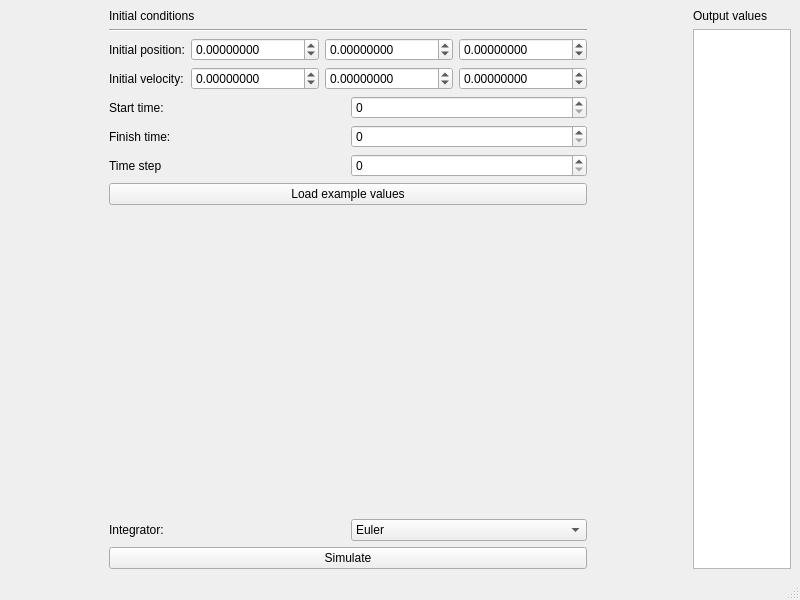
YassenEfremov/OrbSim, file src/gui/main_window.ui: the form before one commit.
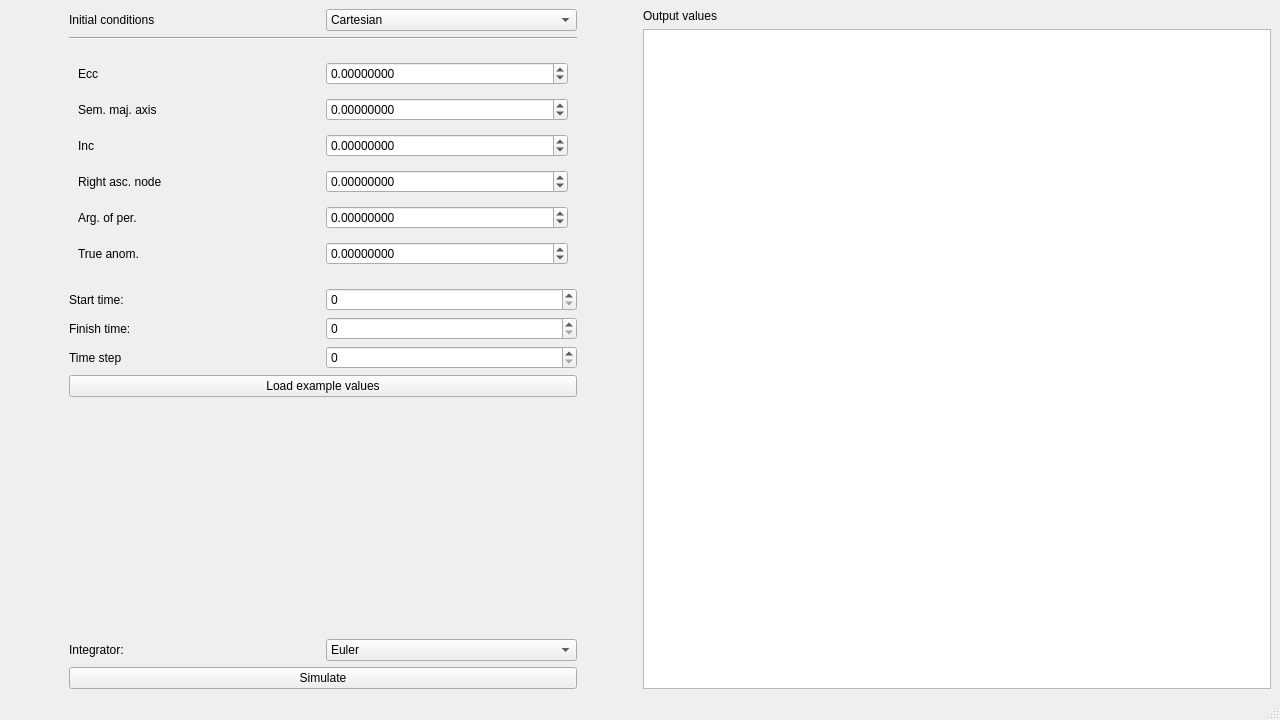
The form after the commit. The open tabs and pages were chosen to show the change.

Commit message: Add GUI for Keplerian elements

```diff
--- a/src/gui/main_window.ui
+++ b/src/gui/main_window.ui
@@ -6,8 +6,8 @@
    <rect>
     <x>0</x>
     <y>0</y>
-    <width>800</width>
-    <height>600</height>
+    <width>1280</width>
+    <height>720</height>
    </rect>
   </property>
   <property name="windowTitle">
@@ -16,19 +16,21 @@
   <widget class="QWidget" name="centralwidget">
    <layout class="QHBoxLayout" name="horizontalLayout_2">
     <item>
-     <layout class="QHBoxLayout" name="horizontalLayout">
+     <layout class="QHBoxLayout" name="horizontalLayout" stretch="1,1">
       <item>
        <layout class="QVBoxLayout" name="ConditionsLayout">
         <property name="leftMargin">
-         <number>100</number>
+         <number>60</number>
         </property>
         <property name="rightMargin">
-         <number>100</number>
+         <number>60</number>
         </property>
+        <item>
+         <layout class="QHBoxLayout" name="InitCondLabelLayout">
         <item>
          <widget class="QLabel" name="InitialConditionsLabel">
           <property name="sizePolicy">
-           <sizepolicy hsizetype="Preferred" vsizetype="Maximum">
+             <sizepolicy hsizetype="Preferred" vsizetype="Preferred">
             <horstretch>0</horstretch>
             <verstretch>0</verstretch>
            </sizepolicy>
@@ -39,6 +41,22 @@
          </widget>
         </item>
         <item>
+           <widget class="QComboBox" name="ChooseInitCond">
+            <item>
+             <property name="text">
+              <string>Cartesian</string>
+             </property>
+            </item>
+            <item>
+             <property name="text">
+              <string>Keplerian</string>
+             </property>
+            </item>
+           </widget>
+          </item>
+         </layout>
+        </item>
+        <item>
          <widget class="Line" name="line">
           <property name="orientation">
            <enum>Qt::Horizontal</enum>
@@ -46,6 +64,22 @@
          </widget>
         </item>
         <item>
+         <widget class="QStackedWidget" name="InitCondStack">
+          <property name="enabled">
+           <bool>true</bool>
+          </property>
+          <property name="currentIndex">
+           <number>0</number>
+          </property>
+          <widget class="QWidget" name="KeplerianPage">
+           <property name="sizePolicy">
+            <sizepolicy hsizetype="Preferred" vsizetype="Preferred">
+             <horstretch>0</horstretch>
+             <verstretch>0</verstretch>
+            </sizepolicy>
+           </property>
+           <layout class="QVBoxLayout" name="verticalLayout">
+            <item>
          <layout class="QHBoxLayout" name="PositionLayout">
           <item>
            <widget class="QLabel" name="PositionLabel">
@@ -151,6 +185,161 @@
           </item>
          </layout>
         </item>
+           </layout>
+          </widget>
+          <widget class="QWidget" name="CartesianPage">
+           <layout class="QVBoxLayout" name="verticalLayout_2">
+            <item>
+             <layout class="QHBoxLayout" name="EccLayout">
+              <item>
+               <widget class="QLabel" name="EccLabel">
+                <property name="text">
+                 <string>Ecc</string>
+                </property>
+                <property name="alignment">
+                 <set>Qt::AlignLeading|Qt::AlignLeft|Qt::AlignVCenter</set>
+                </property>
+               </widget>
+              </item>
+              <item>
+               <widget class="QDoubleSpinBox" name="EccSpinBox">
+                <property name="decimals">
+                 <number>8</number>
+                </property>
+                <property name="minimum">
+                 <double>-300000.000000000000000</double>
+                </property>
+                <property name="maximum">
+                 <double>300000.000000000000000</double>
+                </property>
+               </widget>
+              </item>
+             </layout>
+            </item>
+            <item>
+             <layout class="QHBoxLayout" name="SemMajAxLayout">
+              <item>
+               <widget class="QLabel" name="SemMajAxLabel">
+                <property name="text">
+                 <string>Sem. maj. axis</string>
+                </property>
+               </widget>
+              </item>
+              <item>
+               <widget class="QDoubleSpinBox" name="SemMajAxSpinBox">
+                <property name="decimals">
+                 <number>8</number>
+                </property>
+                <property name="minimum">
+                 <double>-300000.000000000000000</double>
+                </property>
+                <property name="maximum">
+                 <double>300000.000000000000000</double>
+                </property>
+               </widget>
+              </item>
+             </layout>
+            </item>
+            <item>
+             <layout class="QHBoxLayout" name="IncLayout">
+              <item>
+               <widget class="QLabel" name="IncLabel">
+                <property name="text">
+                 <string>Inc</string>
+                </property>
+               </widget>
+              </item>
+              <item>
+               <widget class="QDoubleSpinBox" name="IncSpinBox">
+                <property name="decimals">
+                 <number>8</number>
+                </property>
+                <property name="minimum">
+                 <double>-300000.000000000000000</double>
+                </property>
+                <property name="maximum">
+                 <double>300000.000000000000000</double>
+                </property>
+               </widget>
+              </item>
+             </layout>
+            </item>
+            <item>
+             <layout class="QHBoxLayout" name="RiAscNodeLayout">
+              <item>
+               <widget class="QLabel" name="RiAscNodeLabel">
+                <property name="text">
+                 <string>Right asc. node</string>
+                </property>
+               </widget>
+              </item>
+              <item>
+               <widget class="QDoubleSpinBox" name="RiAscNodeSpinBox">
+                <property name="decimals">
+                 <number>8</number>
+                </property>
+                <property name="minimum">
+                 <double>-300000.000000000000000</double>
+                </property>
+                <property name="maximum">
+                 <double>300000.000000000000000</double>
+                </property>
+               </widget>
+              </item>
+             </layout>
+            </item>
+            <item>
+             <layout class="QHBoxLayout" name="ArgOfPerLayout">
+              <item>
+               <widget class="QLabel" name="ArgOfPerLabel">
+                <property name="text">
+                 <string>Arg. of per.</string>
+                </property>
+               </widget>
+              </item>
+              <item>
+               <widget class="QDoubleSpinBox" name="ArgOfPerSpinBox">
+                <property name="decimals">
+                 <number>8</number>
+                </property>
+                <property name="minimum">
+                 <double>-300000.000000000000000</double>
+                </property>
+                <property name="maximum">
+                 <double>300000.000000000000000</double>
+                </property>
+               </widget>
+              </item>
+             </layout>
+            </item>
+            <item>
+             <layout class="QHBoxLayout" name="TrueAnomLayout">
+              <item>
+               <widget class="QLabel" name="TrueAnomLabel">
+                <property name="text">
+                 <string>True anom.</string>
+                </property>
+               </widget>
+              </item>
+              <item>
+               <widget class="QDoubleSpinBox" name="TrueAnomSpinBox">
+                <property name="decimals">
+                 <number>8</number>
+                </property>
+                <property name="minimum">
+                 <double>-300000.000000000000000</double>
+                </property>
+                <property name="maximum">
+                 <double>300000.000000000000000</double>
+                </property>
+               </widget>
+              </item>
+             </layout>
+            </item>
+           </layout>
+          </widget>
+         </widget>
+        </item>
         <item>
          <layout class="QHBoxLayout" name="StartTimeLayout">
           <item>
@@ -297,11 +486,17 @@
            <bool>true</bool>
           </property>
           <property name="sizePolicy">
-           <sizepolicy hsizetype="Preferred" vsizetype="Preferred">
+           <sizepolicy hsizetype="Minimum" vsizetype="Preferred">
             <horstretch>0</horstretch>
             <verstretch>0</verstretch>
            </sizepolicy>
           </property>
+          <property name="minimumSize">
+           <size>
+            <width>500</width>
+            <height>0</height>
+           </size>
+          </property>
           <property name="html">
            <string>&lt;!DOCTYPE HTML PUBLIC &quot;-//W3C//DTD HTML 4.0//EN&quot; &quot;http://www.w3.org/TR/REC-html40/strict.dtd&quot;&gt;
 &lt;html&gt;&lt;head&gt;&lt;meta name=&quot;qrichtext&quot; content=&quot;1&quot; /&gt;&lt;style type=&quot;text/css&quot;&gt;
```
Left out of the diff: 21 changed lines with no effect on the pictures. Lines whose indentation alone changed are shown as unchanged. The commit also changes 1 other file.
